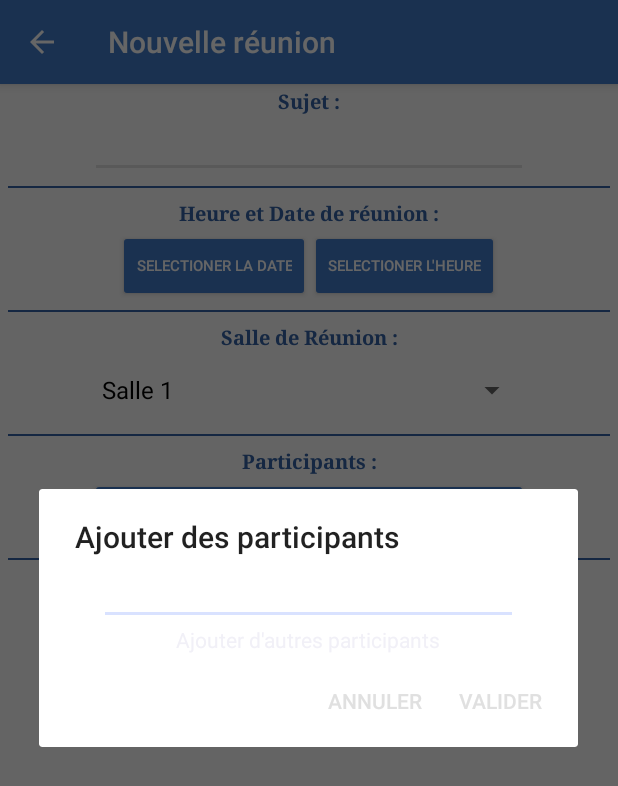
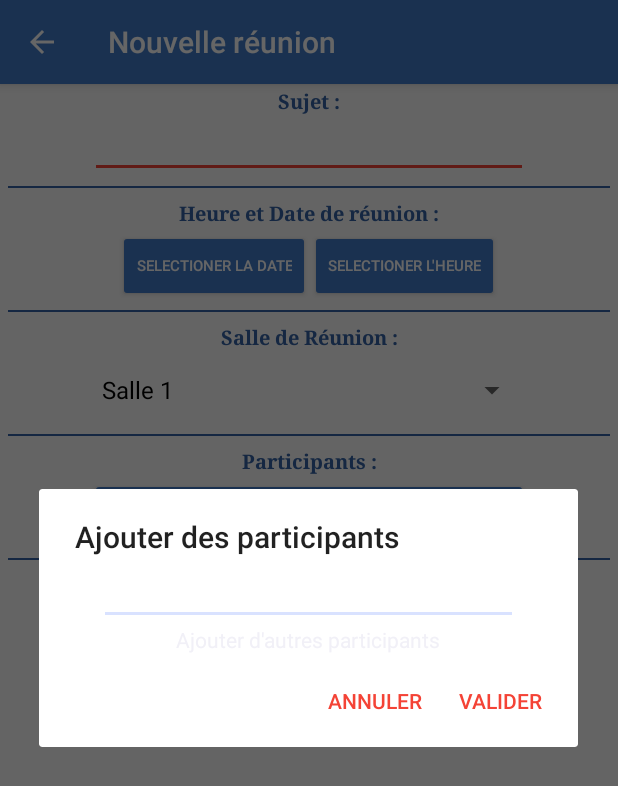
Before and after one commit to vincent582/mareu, an Android app: the CreateMeetingActivity screen opened directly, with no data from a screen before it, after a tap on "AJOUTER DES PARTICIPANTS", on a phone screen of 412 x 824 dp. Shown: the top 786 px of the screen. Run offline under Robolectric (Android 15) with nearby library versions, the phone set to English and light mode, and no system bars; our stand-ins replace ButterKnife.

Commit message:
-update colorAccent

```diff
--- a/app/src/main/res/values/colors.xml
+++ b/app/src/main/res/values/colors.xml
@@ -2,7 +2,7 @@
 <resources>
     <color name="colorPrimary">#417BCA</color>
     <color name="colorPrimaryDark">#3463A5</color>
-    <color name="colorAccent">#E0E0E0</color>
+    <color name="colorAccent">#F44336</color>
     <color name="colorMeetingRoom1">#9ABCA4</color>
     <color name="colorMeetingRoom2">#E9D0C6</color>
     <color name="colorFabAddMeeting">#CA0227</color>
```
